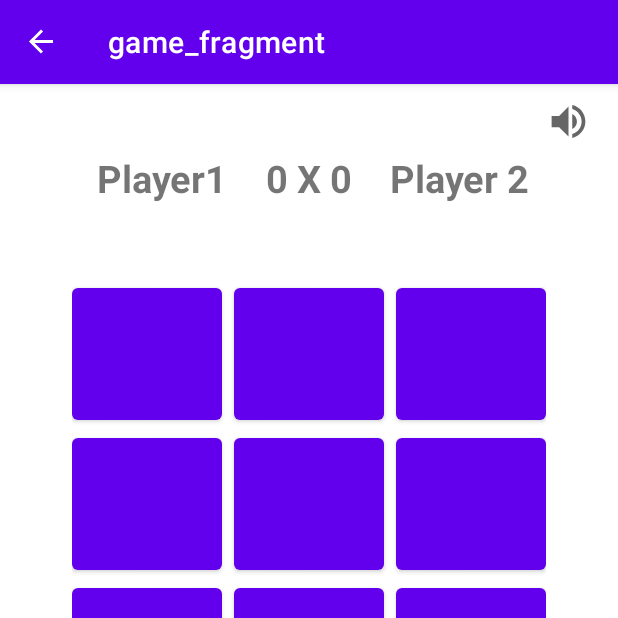
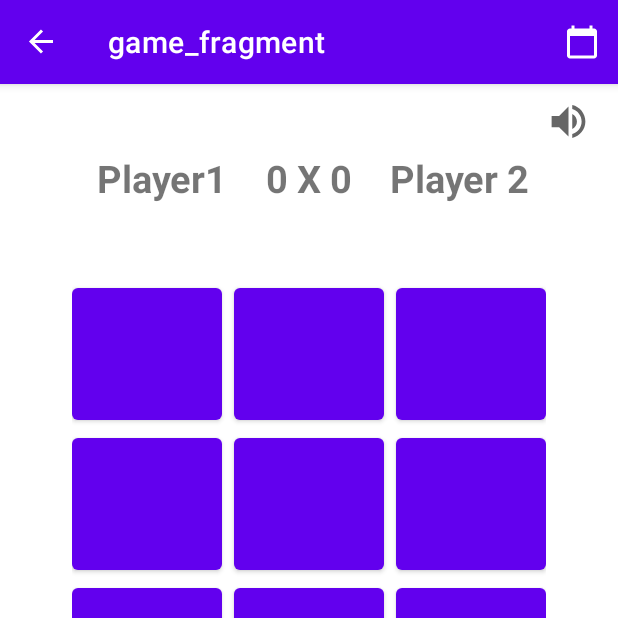
Before and after one commit to rafael-cagliari/tic_tac_toe_android, an Android app: the GameFragment screen opened through its navigation route, on a phone screen of 412 x 824 dp, the top half of it. Run offline under Robolectric (Android 15) with nearby library versions, the phone set to English and light mode, and no system bars; our stand-ins replace Room's generated code, navigation-ui.

Commit message:
-added match history button on game screen menu and navigation to match history screen upon clicking

```diff
--- a/app/src/main/java/com/rafael/tictactoeapp/GameFragment.kt
+++ b/app/src/main/java/com/rafael/tictactoeapp/GameFragment.kt
@@ -4,13 +4,12 @@ import android.annotation.SuppressLint
 import android.media.MediaPlayer
 import android.os.Bundle
 import android.os.Handler
-import android.view.LayoutInflater
-import android.view.View
-import android.view.ViewGroup
+import android.view.*
 import android.widget.Toast
 import androidx.fragment.app.Fragment
 import androidx.lifecycle.Observer
 import androidx.lifecycle.ViewModelProvider
+import androidx.navigation.fragment.findNavController
 import com.rafael.tictactoeapp.databinding.GameFragmentBinding
 import com.rafael.tictactoeapp.model.Match
 import com.rafael.tictactoeapp.viewmodel.TicTacViewModel
@@ -39,6 +38,7 @@ class GameFragment : Fragment() {
         val fragmentBinding = GameFragmentBinding.inflate(inflater, container, false)
         binding = fragmentBinding
         ticTacViewModel = ViewModelProvider(requireActivity()).get(TicTacViewModel::class.java)
+        setHasOptionsMenu(true)
         return fragmentBinding.root
     }
 
@@ -232,6 +232,18 @@ class GameFragment : Fragment() {
     }
 
 
+    override fun onCreateOptionsMenu(menu: Menu, inflater: MenuInflater) {
+        super.onCreateOptionsMenu(menu, inflater)
+        inflater.inflate(R.menu.match_history, menu)
+    }
+
+    override fun onOptionsItemSelected(item: MenuItem): Boolean {
+        if(item.itemId==R.id.menu_match_history){
+           findNavController().navigate(R.id.action_gameFragment_to_matchHistoryFragment)
+        }
+        return super.onOptionsItemSelected(item)
+    }
+
     private fun insertDataToDatabase() {
         val player1Name = ticTacViewModel.players.value!![0].name
         val player1Score = ticTacViewModel.players.value!![0].score
--- /dev/null
+++ b/app/src/main/res/drawable/ic_calendar.xml
@@ -0,0 +1,10 @@
+<vector xmlns:android="http://schemas.android.com/apk/res/android"
+    android:width="24dp"
+    android:height="24dp"
+    android:viewportWidth="24"
+    android:viewportHeight="24"
+    android:tint="?attr/colorControlNormal">
+  <path
+      android:fillColor="@android:color/white"
+      android:pathData="M20,3h-1L19,1h-2v2L7,3L7,1L5,1v2L4,3c-1.1,0 -2,0.9 -2,2v16c0,1.1 0.9,2 2,2h16c1.1,0 2,-0.9 2,-2L22,5c0,-1.1 -0.9,-2 -2,-2zM20,21L4,21L4,8h16v13z"/>
+</vector>
--- /dev/null
+++ b/app/src/main/res/menu/match_history.xml
@@ -0,0 +1,10 @@
+<?xml version="1.0" encoding="utf-8"?>
+<menu xmlns:android="http://schemas.android.com/apk/res/android"
+    xmlns:app="http://schemas.android.com/apk/res-auto">
+    <item android:id="@+id/menu_match_history"
+        android:title="Delete"
+        android:icon="@drawable/ic_calendar"
+        app:showAsAction="ifRoom"
+        android:iconTint="@color/white"
+        />
+</menu>
--- a/app/src/main/res/navigation/nav_graph.xml
+++ b/app/src/main/res/navigation/nav_graph.xml
@@ -30,7 +30,11 @@
         android:id="@+id/gameFragment"
         android:name="com.rafael.tictactoeapp.GameFragment"
         android:label="game_fragment"
-        tools:layout="@layout/game_fragment" />
+        tools:layout="@layout/game_fragment" >
+        <action
+            android:id="@+id/action_gameFragment_to_matchHistoryFragment"
+            app:destination="@id/matchHistoryFragment" />
+    </fragment>
     <fragment
         android:id="@+id/playerNameVsAiFragment2"
         android:name="com.rafael.tictactoeapp.PlayerNameVsAiFragment"
@@ -39,4 +43,9 @@
             android:id="@+id/action_playerNameVsAiFragment2_to_gameFragment"
             app:destination="@id/gameFragment" />
     </fragment>
+    <fragment
+        android:id="@+id/matchHistoryFragment"
+        android:name="com.rafael.tictactoeapp.MatchHistoryFragment"
+        android:label="match_history_fragment"
+        tools:layout="@layout/match_history_fragment" />
 </navigation>
```
Also changed, not shown: app/src/main/java/com/rafael/tictactoeapp/MatchHistoryFragment.kt (added, +20 -0 lines), app/src/main/res/layout/match_history_fragment.xml (added, +13 -0 lines), app/src/main/res/layout/match_history_item.xml (added, +78 -0 lines).
